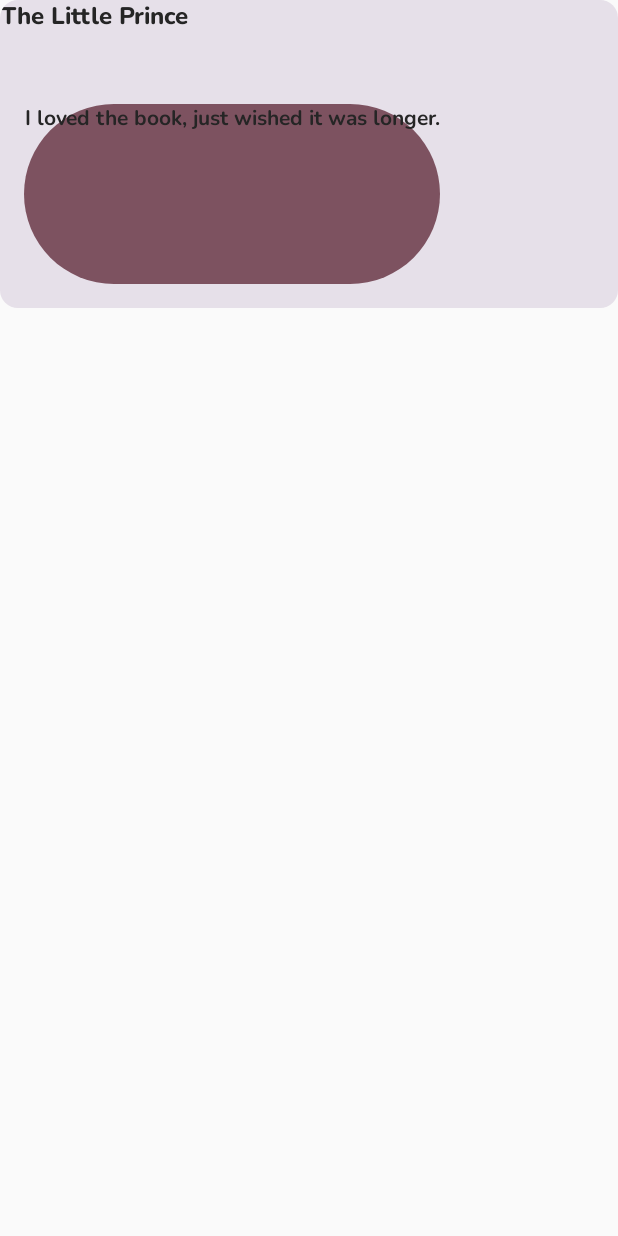
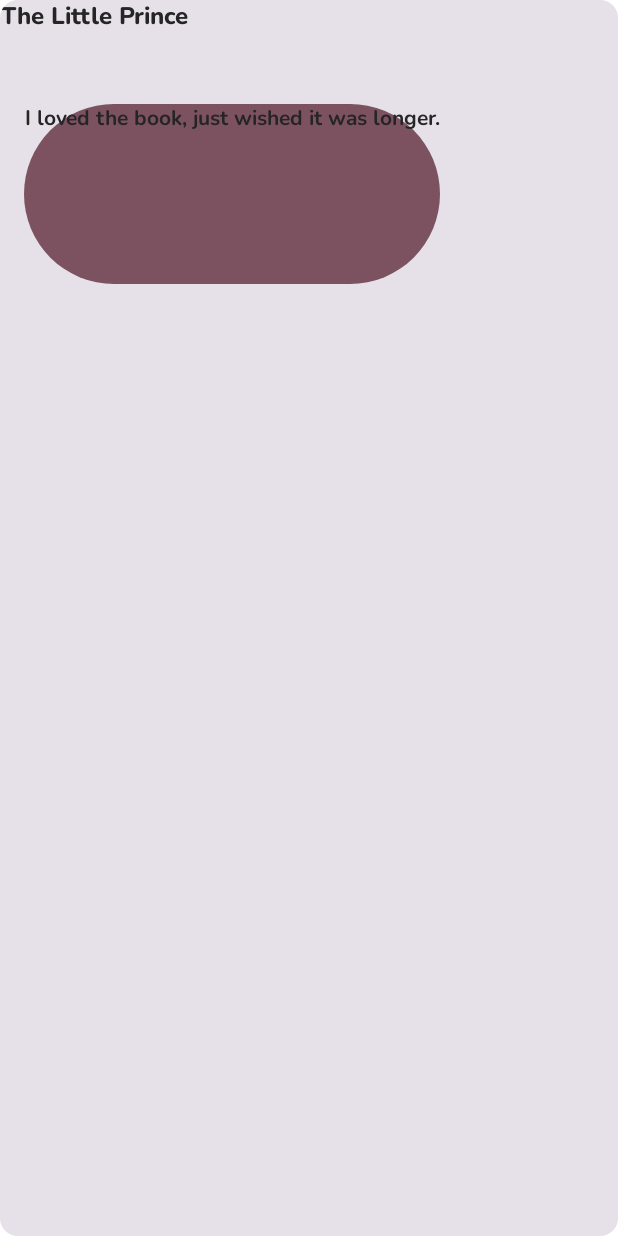
Before and after one commit to aluoch-dev/book-ish, an Android app built with Jetpack Compose: the screen it shows after launch (BookishActivity), on a phone screen of 412 x 824 dp. Run offline under Robolectric (Android 15) with nearby library versions, the phone set to English and light mode, and no system bars; our stand-ins replace Dagger/Hilt's generated code.

Commit message:
WIP: Update navigation and screen

```diff
--- a/app/src/main/kotlin/com/bookish/BookishApp.kt
+++ b/app/src/main/kotlin/com/bookish/BookishApp.kt
@@ -1,19 +1,34 @@
 package com.bookish
 
+import androidx.compose.foundation.layout.padding
+import androidx.compose.material.MaterialTheme
+import androidx.compose.material.Scaffold
+import androidx.compose.material.Snackbar
+import androidx.compose.material.SnackbarHost
+import androidx.compose.material.Surface
 import androidx.compose.runtime.Composable
+import androidx.compose.ui.Modifier
+import androidx.compose.ui.unit.dp
 import androidx.navigation.NavHostController
 import androidx.navigation.compose.NavHost
 import androidx.navigation.compose.composable
 import androidx.navigation.compose.rememberNavController
 import com.bookish.app.ui.content.ContentScreen
+import com.bookish.app.ui.theme.screenModifier
 
 
 @Composable
 fun BookishApp() {
-    val navController = rememberNavController()
-    BookishNavHost(
-        navController = navController
-    )
+    Surface(
+        modifier = screenModifier(),
+        color = MaterialTheme.colors.background
+    ) {
+        val navController = rememberNavController()
+        BookishNavHost(
+            navController = navController
+        )
+    }
+
 }
 
 @Composable
--- a/app/src/main/kotlin/com/bookish/app/ui/content/ContentScreen.kt
+++ b/app/src/main/kotlin/com/bookish/app/ui/content/ContentScreen.kt
@@ -3,9 +3,11 @@ package com.bookish.app.ui.content
 import androidx.compose.foundation.layout.Box
 import androidx.compose.material3.Card
 import androidx.compose.runtime.Composable
+import androidx.compose.ui.Modifier
 import com.bookish.app.ui.ContentText
 import com.bookish.app.ui.DefaultSpacer
 import com.bookish.app.ui.TitleText
+import com.bookish.app.ui.theme.card
 import com.bookish.app.ui.theme.contentBoxModifier
 
 @Composable
@@ -21,7 +23,9 @@ fun ContentItem(
     title: String,
     text: String
 ) {
-    Card {
+    Card(
+
+    ) {
         TitleText(text = title)
         DefaultSpacer()
         Box(
--- a/app/src/main/kotlin/com/bookish/app/ui/theme/Type.kt
+++ b/app/src/main/kotlin/com/bookish/app/ui/theme/Type.kt
@@ -106,7 +106,6 @@ fun screenModifier(): Modifier {
     return Modifier
         .fillMaxWidth()
         .fillMaxHeight()
-        .padding(32.dp)
 }
 
 fun basicButtonModifier() : Modifier {
```
